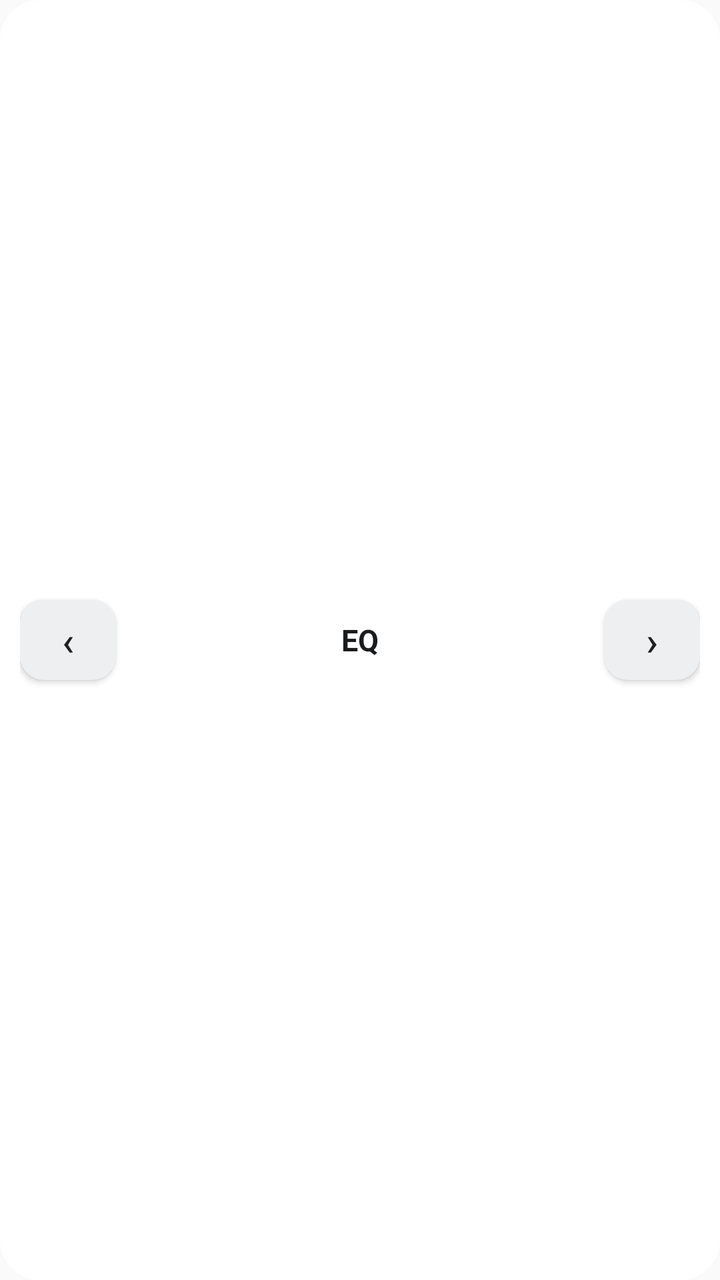
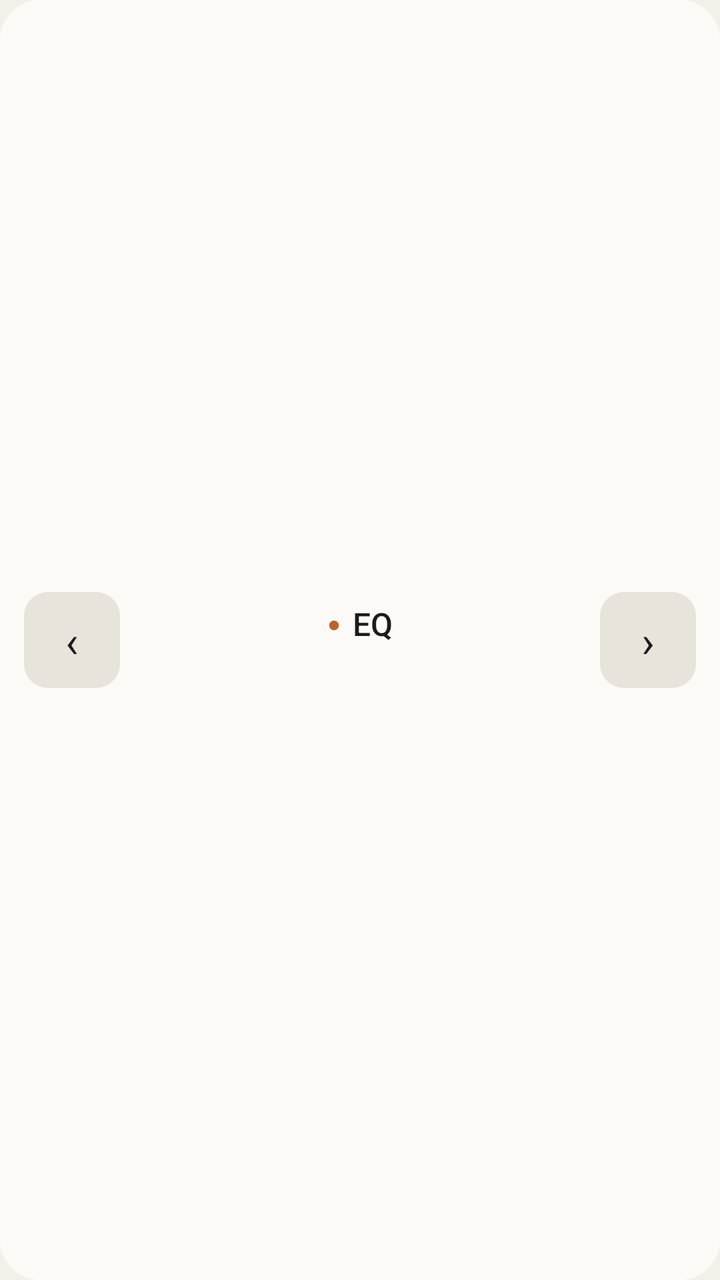

Two renders of the same Android screen: before a commit and after it. Below are the layout's source before the change and the commit's diff.
<!-- AndroidManifest.xml: application theme AppTheme -->
<!-- res/layout/widget_eq.xml -->
<?xml version="1.0" encoding="utf-8"?>
<LinearLayout xmlns:android="http://schemas.android.com/apk/res/android"
    android:layout_width="match_parent" android:layout_height="match_parent"
    android:orientation="horizontal" android:gravity="center_vertical" android:padding="10dp" android:background="@drawable/w_bg">
    <Button android:id="@+id/w_eq_prev" android:layout_width="48dp" android:layout_height="40dp"
        android:text="‹" android:textSize="20sp" android:background="@drawable/w_chip_off" />
    <TextView android:id="@+id/w_eq_name" android:layout_width="0dp" android:layout_weight="1" android:layout_height="wrap_content"
        android:gravity="center" android:text="EQ" android:textColor="#FF1A1C1E" android:textSize="15sp" android:textStyle="bold" />
    <Button android:id="@+id/w_eq_next" android:layout_width="48dp" android:layout_height="40dp"
        android:text="›" android:textSize="20sp" android:background="@drawable/w_chip_off" />
</LinearLayout>
<!-- resources referenced by this layout -->
<resources>
  <!-- drawable w_bg (drawable) -->
  <?xml version="1.0" encoding="utf-8"?>
  <shape xmlns:android="http://schemas.android.com/apk/res/android" android:shape="rectangle">
      <solid android:color="#F2FFFFFF" />
      <corners android:radius="20dp" />
  </shape>
  <!-- drawable w_chip_off (drawable) -->
  <?xml version="1.0" encoding="utf-8"?>
  <shape xmlns:android="http://schemas.android.com/apk/res/android" android:shape="rectangle">
      <solid android:color="#FFEDEFF1" />
      <corners android:radius="12dp" />
  </shape>
  <style name="AppTheme" parent="@android:style/Theme.Material.Light.NoActionBar">
          <item name="android:statusBarColor">#FFFFFFFF</item>
          <item name="android:navigationBarColor">#FFF2F3F5</item>
          <item name="android:windowLightStatusBar">true</item>
          <item name="android:windowLightNavigationBar">true</item>
      </style>
</resources>

<!-- the commit's change to res/layout/widget_eq.xml (unified diff, before → after) -->
@@ -1,11 +1,20 @@
 <?xml version="1.0" encoding="utf-8"?>
 <LinearLayout xmlns:android="http://schemas.android.com/apk/res/android"
     android:layout_width="match_parent" android:layout_height="match_parent"
-    android:orientation="horizontal" android:gravity="center_vertical" android:padding="10dp" android:background="@drawable/w_bg">
-    <Button android:id="@+id/w_eq_prev" android:layout_width="48dp" android:layout_height="40dp"
-        android:text="‹" android:textSize="20sp" android:background="@drawable/w_chip_off" />
-    <TextView android:id="@+id/w_eq_name" android:layout_width="0dp" android:layout_weight="1" android:layout_height="wrap_content"
-        android:gravity="center" android:text="EQ" android:textColor="#FF1A1C1E" android:textSize="15sp" android:textStyle="bold" />
-    <Button android:id="@+id/w_eq_next" android:layout_width="48dp" android:layout_height="40dp"
-        android:text="›" android:textSize="20sp" android:background="@drawable/w_chip_off" />
+    android:orientation="horizontal" android:gravity="center_vertical" android:padding="12dp" android:background="@drawable/w_bg">
+    <TextView android:id="@+id/w_eq_prev" android:layout_width="48dp" android:layout_height="48dp" android:gravity="center"
+        android:text="‹" android:textSize="22sp" android:textColor="@color/ink" android:background="@drawable/w_track" android:contentDescription="Previous preset" />
+    <LinearLayout android:id="@+id/w_eq_center" android:layout_width="0dp" android:layout_weight="1" android:layout_height="wrap_content"
+        android:orientation="vertical" android:gravity="center_horizontal">
+        <LinearLayout android:layout_width="wrap_content" android:layout_height="wrap_content" android:orientation="horizontal" android:gravity="center_vertical">
+            <TextView android:id="@+id/w_eq_dot" android:layout_width="wrap_content" android:layout_height="wrap_content" android:text="●"
+                android:textSize="11sp" android:textColor="@color/pilot" android:paddingEnd="6dp" />
+            <TextView android:id="@+id/w_eq_name" android:layout_width="wrap_content" android:layout_height="wrap_content"
+                android:text="EQ" android:textColor="@color/ink" android:textSize="16sp" android:fontFamily="sans-serif-medium" android:maxLines="1" android:ellipsize="end" />
+        </LinearLayout>
+        <TextView android:id="@+id/w_eq_pos" android:layout_width="wrap_content" android:layout_height="wrap_content"
+            android:text="" android:textColor="@color/ink2" android:textSize="12sp" android:fontFamily="monospace" />
+    </LinearLayout>
+    <TextView android:id="@+id/w_eq_next" android:layout_width="48dp" android:layout_height="48dp" android:gravity="center"
+        android:text="›" android:textSize="22sp" android:textColor="@color/ink" android:background="@drawable/w_track" android:contentDescription="Next preset" />
 </LinearLayout>
<!-- resource entries referenced after the edit -->
@@ -1,22 +1,31 @@
 <!-- resources referenced by this layout -->
 <resources>
+  <color name="ink">#1C1B19</color>
+  <color name="ink2">#5C5851</color>
+  <color name="pilot">#B8662B</color>
   <!-- drawable w_bg (drawable) -->
   <?xml version="1.0" encoding="utf-8"?>
   <shape xmlns:android="http://schemas.android.com/apk/res/android" android:shape="rectangle">
-      <solid android:color="#F2FFFFFF" />
+      <solid android:color="@color/surface" />
       <corners android:radius="20dp" />
   </shape>
-  <!-- drawable w_chip_off (drawable) -->
+  <!-- drawable w_track (drawable) -->
   <?xml version="1.0" encoding="utf-8"?>
   <shape xmlns:android="http://schemas.android.com/apk/res/android" android:shape="rectangle">
-      <solid android:color="#FFEDEFF1" />
+      <solid android:color="@color/sunk" />
       <corners android:radius="12dp" />
   </shape>
   <style name="AppTheme" parent="@android:style/Theme.Material.Light.NoActionBar">
-          <item name="android:statusBarColor">#FFFFFFFF</item>
-          <item name="android:navigationBarColor">#FFF2F3F5</item>
-          <item name="android:windowLightStatusBar">true</item>
-          <item name="android:windowLightNavigationBar">true</item>
+          <item name="android:statusBarColor">@color/surface</item>
+          <item name="android:navigationBarColor">@color/bg</item>
+          <item name="android:windowLightStatusBar">@bool/light_bars</item>
+          <item name="android:windowLightNavigationBar">@bool/light_bars</item>
+          <item name="android:windowBackground">@color/bg</item>
+          <item name="android:colorAccent">@color/copper</item>
       </style>
+  <color name="surface">#FBFAF7</color>
+  <color name="sunk">#E8E4DC</color>
+  <color name="bg">#F3F0EA</color>
+  <color name="copper">#9A4E1C</color>
 </resources>
 
